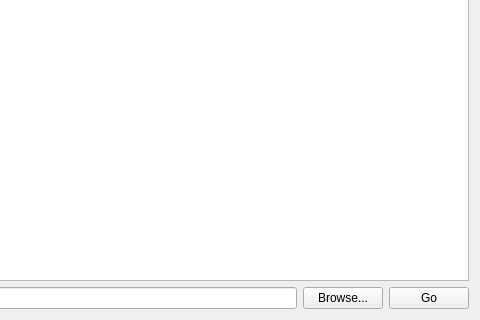
Extender/BMPDecoder, file mainwindow.ui: the form before one commit; both pictures show x 320 to 800 and y 280 to 600 of the 800 by 600 pixel window.
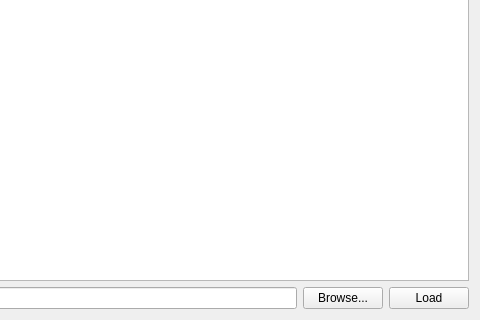
The form after the commit.

The edit to the form file:
```diff
--- a/mainwindow.ui
+++ b/mainwindow.ui
@@ -47,7 +47,7 @@
       <item>
        <widget class="QPushButton" name="pushButton">
         <property name="text">
-         <string>Go</string>
+         <string>Load</string>
         </property>
        </widget>
       </item>
```
